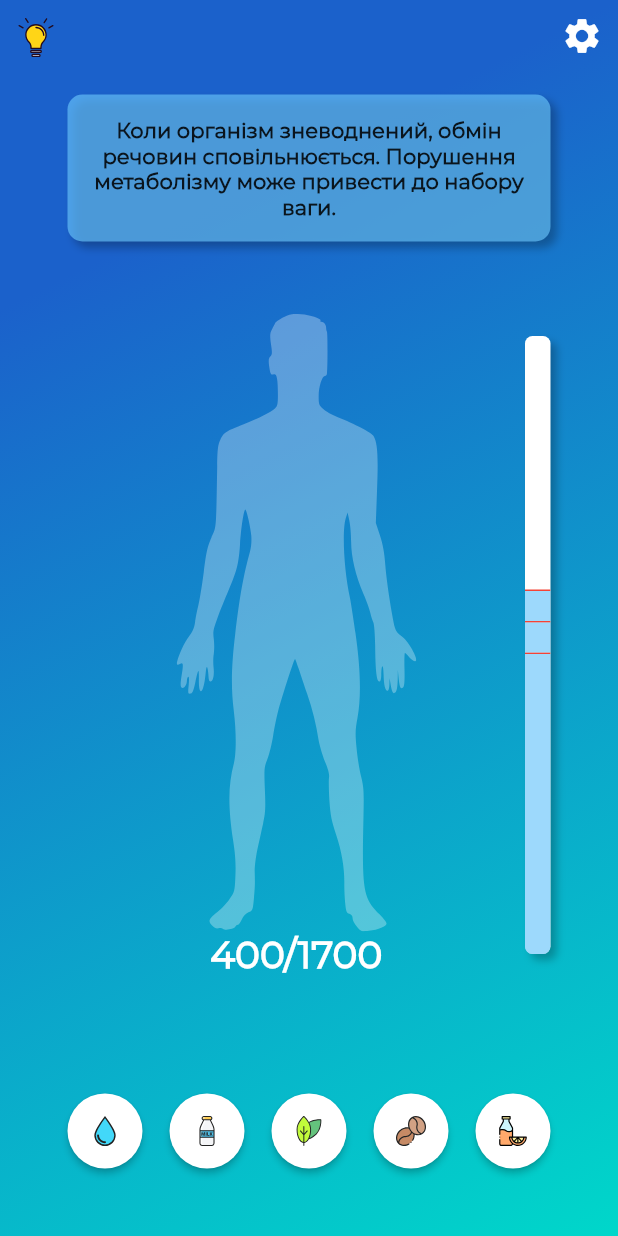
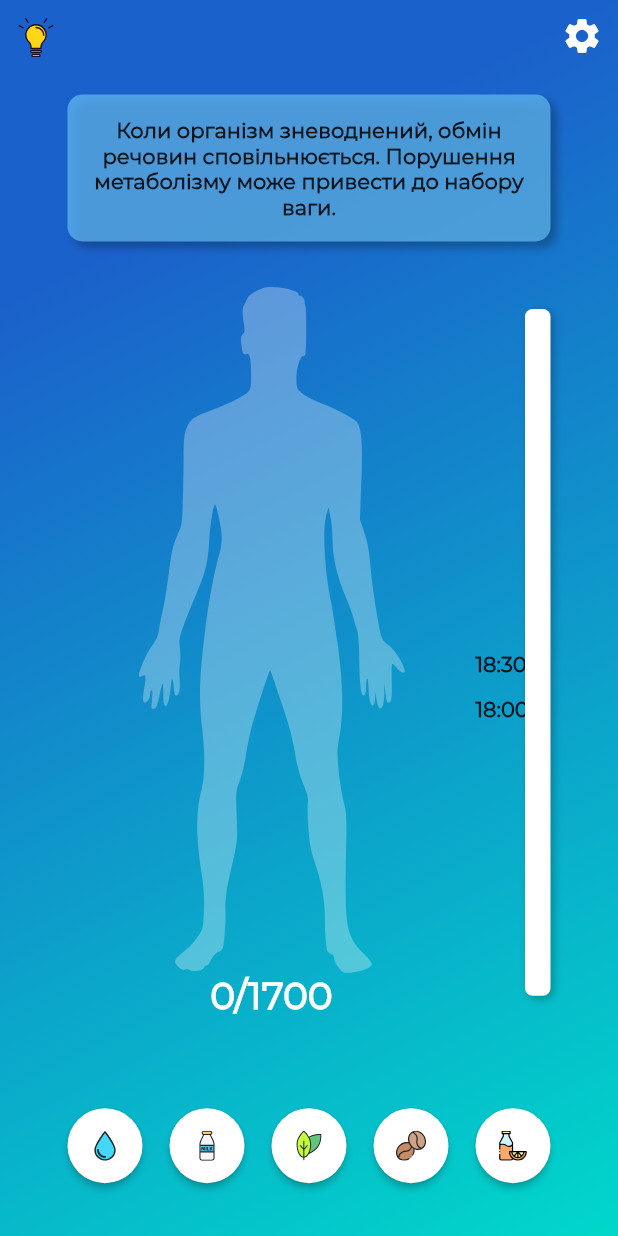
Before and after one commit to Vadagon/waterApp, a Flutter app: the screen it shows after launch, on a phone screen of 412 x 824 dp. Run offline on Flutter 3.47's test engine with Material 2 defaults, Android fonts, the light colour scheme and no system bars; our stand-ins replace carousel_slider, firebase_core, flutter_svg, sembast; missing offline and left inert: direct_select; accounts and stored records are empty; project files that could hold a hidden picture were left out.

Commit message:
ENDED FILLING WATER BAR

```diff
--- a/lib/pages/home/home.dart
+++ b/lib/pages/home/home.dart
@@ -36,12 +36,16 @@ class HomeState extends State<HomeRoute> {
   }
 
   double btnHeight = 46;
-  var todayDrunked = 400;
+  var todayDrunked = 0;
 
   @override
   Widget build(BuildContext context) {
     Size contextSize = MediaQuery.of(context).size;
     EdgeInsets padding = MediaQuery.of(context).padding;
+    double avatarBarHeight = contextSize.height / 1.8;
+    double filledStatusBar = (todayDrunked / user['quota']) * 100;
+    double persentFillBar = (avatarBarHeight * filledStatusBar) / 100;
+    print(persentFillBar);
     return Scaffold(
       backgroundColor: Color(0xFF1B61CB),
       body: SafeArea(
@@ -117,21 +121,21 @@ class HomeState extends State<HomeRoute> {
                   // HINT
                   //
                   Spacer(),
-                  //
+                  // BODY
                   Container(
                     padding: EdgeInsets.symmetric(vertical: 15, horizontal: 45),
                     child: Row(
                       mainAxisAlignment: MainAxisAlignment.spaceBetween,
                       crossAxisAlignment: CrossAxisAlignment.center,
                       children: [
+                        Text(''),
                         // AQUARIUM
-                        Text(''),
                         Container(
                           child: Column(
                             children: [
                               SvgPicture.asset(
                                 'assets/img/avatar.svg',
-                                height: contextSize.height / 2,
+                                height: avatarBarHeight,
                               ),
                               Text(
                                 '$todayDrunked/${user['quota']}',
@@ -143,15 +147,37 @@ class HomeState extends State<HomeRoute> {
                         ),
                         // WATERBAR
                         Container(
+                          width: 50,
+                          height: avatarBarHeight,
+                          // color: Colors.red,
+                          child: Stack(
+                            children: [
+                              Positioned(
+                                top: avatarBarHeight - 200,
+                                child: Text(
+                                  '18:00',
+                                  style: Theme.of(context).textTheme.bodyText2,
+                                ),
+                              ),
+                              Positioned(
+                                top: avatarBarHeight - 230,
+                                child: Text(
+                                  '18:30',
+                                  style: Theme.of(context).textTheme.bodyText2,
+                                ),
+                              ),
+                              Positioned(
+                                left: 33,
+                                child: Container(
                                   clipBehavior: Clip.antiAlias,
                                   width: 17,
-                          height: contextSize.height / 2,
+                                  height: avatarBarHeight,
                                   decoration: BoxDecoration(
                                     borderRadius: BorderRadius.circular(5),
                                     boxShadow: [
                                       BoxShadow(
                                           color: const Color(0x40000000),
-                                  offset: Offset(4, 4),
+                                          offset: Offset(2, 2),
                                           blurRadius: 4,
                                           spreadRadius: 0)
                                     ],
@@ -161,56 +187,14 @@ class HomeState extends State<HomeRoute> {
                                     children: [
                                       Positioned(
                                           bottom: 0,
-                                child: Column(
-                                  children: [
-                                    Container(
-                                      height: 1,
+                                          height: persentFillBar,
                                           width: 17,
-                                      // color: Color(0xFFFFFFFF),
+                                          left: 0,
+                                          child: Container(
                                             color: Colors.red,
-                                    ),
-                                    Container(
-                                      height: 200,
-                                      width: 17,
-                                      color: Color(0xA668C4FB),
-                                    ),
+                                          ))
                                     ],
                                   ),
-                              ),
-                              Positioned(
-                                bottom: 201,
-                                child: Column(
-                                  children: [
-                                    Container(
-                                      height: 1,
-                                      width: 17,
-                                      // color: Color(0xFFFFFFFF),
-                                      color: Colors.red,
-                                    ),
-                                    Container(
-                                      height: 20,
-                                      width: 17,
-                                      color: Color(0xA668C4FB),
-                                    ),
-                                  ],
-                                ),
-                              ),
-                              Positioned(
-                                bottom: 222,
-                                child: Column(
-                                  children: [
-                                    Container(
-                                      height: 1,
-                                      width: 17,
-                                      // color: Color(0xFFFFFFFF),
-                                      color: Colors.red,
-                                    ),
-                                    Container(
-                                      height: 20,
-                                      width: 17,
-                                      color: Color(0xA668C4FB),
-                                    ),
-                                  ],
                                 ),
                               ),
                             ],
@@ -234,7 +218,6 @@ class HomeState extends State<HomeRoute> {
                             _getPositions,
                             _key,
                             'Water',
-
                           ),
                         ),
                         Container(
@@ -255,7 +238,6 @@ class HomeState extends State<HomeRoute> {
                             _getPositions,
                             _key2,
                             'Tea',
-
                           ),
                         ),
                         Container(
@@ -266,7 +248,6 @@ class HomeState extends State<HomeRoute> {
                             _getPositions,
                             _key3,
                             'Coffee',
-
                           ),
                         ),
                         Container(
@@ -277,7 +258,6 @@ class HomeState extends State<HomeRoute> {
                             _getPositions,
                             _key4,
                             'Juice',
-
                           ),
                         ),
                         //     Container(
@@ -305,9 +285,12 @@ class HomeState extends State<HomeRoute> {
     );
   }
 
-
-  void  _getBarData(ml) {
+  void _getBarData(ml) {
     print(ml);
+    setState(() {
+      todayDrunked += ml;
+    });
+    print(todayDrunked.toString() + ' todayDrunked');
   }
 
   dynamic _getPositions(keyS) {
@@ -318,7 +301,6 @@ class HomeState extends State<HomeRoute> {
     print("POSITION of renderDrop: $y ");
     print("POSITION of renderDrop: $x ");
     return [x, y];
-
   }
 
   // _afterLayout(_) {
```
Lines whose indentation alone changed are shown as unchanged.
